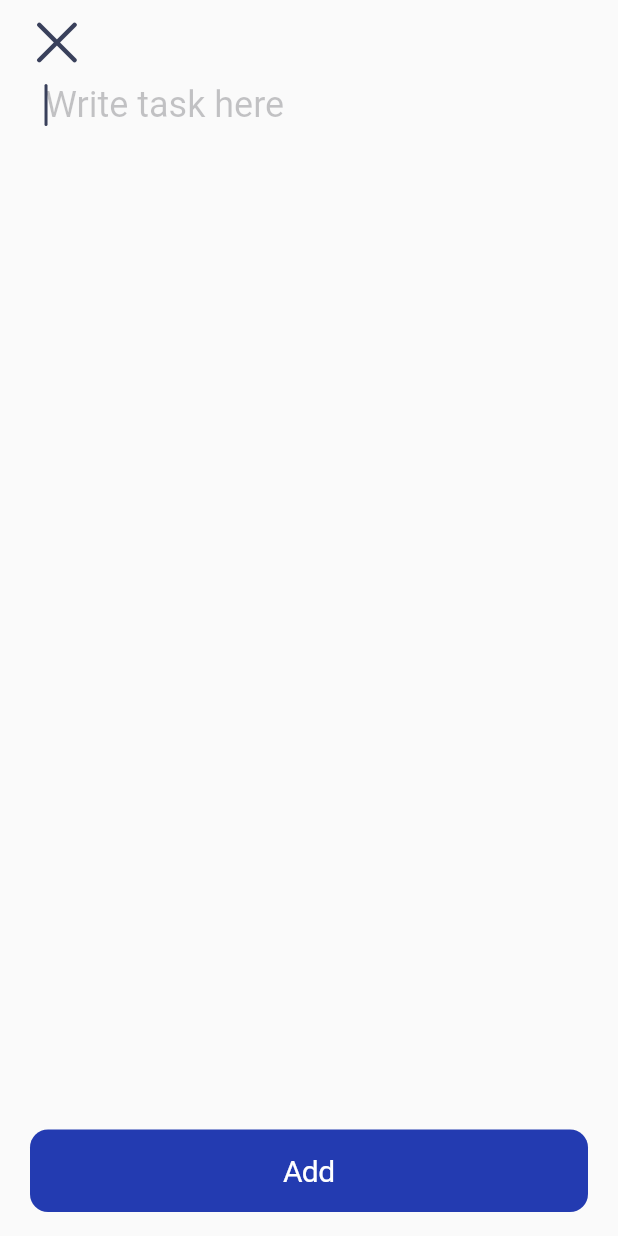
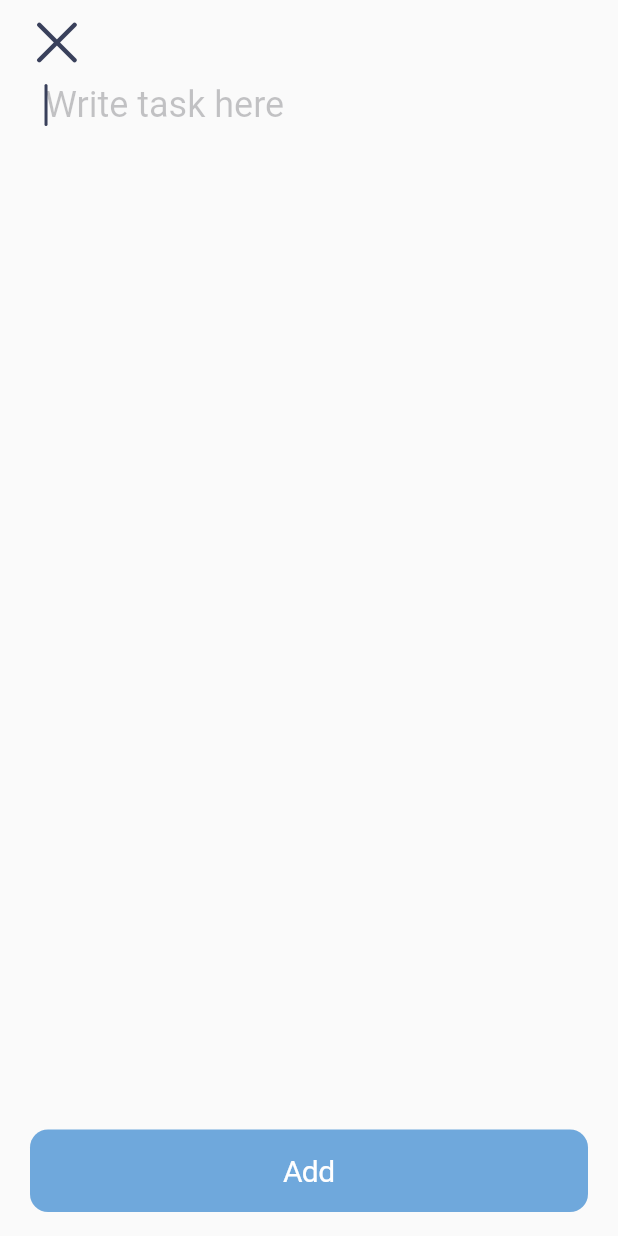
Before and after one commit to shadskii/flutter_to-do_app, a Flutter app: the AddTaskScreen screen opened directly, on a phone screen of 412 x 824 dp. Run offline on Flutter 3.47's test engine with Material 2 defaults, Android fonts, the phone set to English and light mode, and no system bars.

Commit message:
Change color to pastel

```diff
--- a/lib/main.dart
+++ b/lib/main.dart
@@ -15,7 +15,7 @@ void main() {
   );
 }
 
-const primaryColor = Color(0xff233BB1);
+const primaryColor = Color(0xff6fa8dc);
 const secondaryColor = Color(0xff39405B);
 
 class MyApp extends StatelessWidget {
```
